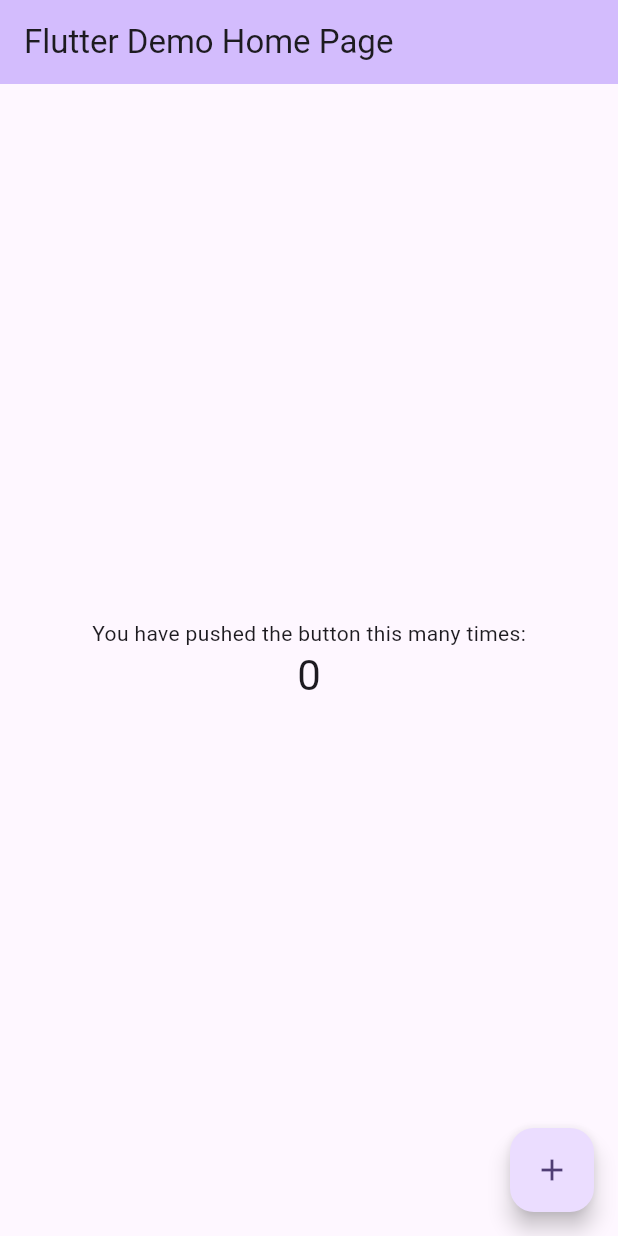
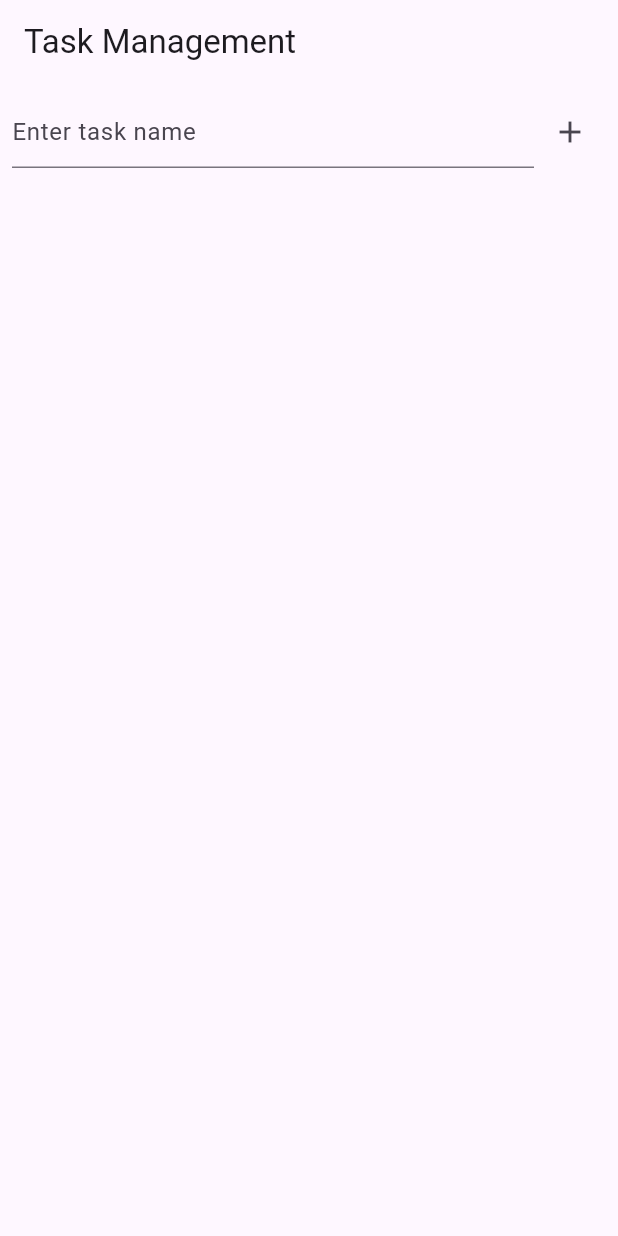
Before and after one commit to Raviteja582/flutter_crud_ops, a Flutter app: the screen it shows after launch, on a phone screen of 412 x 824 dp. Run offline on Flutter 3.47's test engine with Material 3 defaults, Android fonts, the phone set to English and light mode, and no system bars.

Commit message:
Implemented text field to add tasks

```diff
--- a/lib/main.dart
+++ b/lib/main.dart
@@ -7,119 +7,90 @@
 class MyApp extends StatelessWidget {
   const MyApp({super.key});
 
-  // This widget is the root of your application.
   @override
   Widget build(BuildContext context) {
-    return MaterialApp(
-      title: 'Flutter Demo',
-      theme: ThemeData(
-        // This is the theme of your application.
-        //
-        // TRY THIS: Try running your application with "flutter run". You'll see
-        // the application has a purple toolbar. Then, without quitting the app,
-        // try changing the seedColor in the colorScheme below to Colors.green
-        // and then invoke "hot reload" (save your changes or press the "hot
-        // reload" button in a Flutter-supported IDE, or press "r" if you used
-        // the command line to start the app).
-        //
-        // Notice that the counter didn't reset back to zero; the application
-        // state is not lost during the reload. To reset the state, use hot
-        // restart instead.
-        //
-        // This works for code too, not just values: Most code changes can be
-        // tested with just a hot reload.
-        colorScheme: ColorScheme.fromSeed(seedColor: Colors.deepPurple),
-        useMaterial3: true,
-      ),
-      home: const MyHomePage(title: 'Flutter Demo Home Page'),
+    return const MaterialApp(
+      home: TaskListScreen(),
     );
   }
 }
 
-class MyHomePage extends StatefulWidget {
-  const MyHomePage({super.key, required this.title});
+class Task {
+  String name;
+  bool isCompleted;
 
-  // This widget is the home page of your application. It is stateful, meaning
-  // that it has a State object (defined below) that contains fields that affect
-  // how it looks.
+  Task({required this.name, this.isCompleted = false});
+}
 
-  // This class is the configuration for the state. It holds the values (in this
-  // case the title) provided by the parent (in this case the App widget) and
-  // used by the build method of the State. Fields in a Widget subclass are
-  // always marked "final".
-
-  final String title;
+class TaskListScreen extends StatefulWidget {
+  const TaskListScreen({super.key});
 
   @override
-  State<MyHomePage> createState() => _MyHomePageState();
+  // ignore: library_private_types_in_public_api
+  _TaskListScreenState createState() => _TaskListScreenState();
 }
 
-class _MyHomePageState extends State<MyHomePage> {
-  int _counter = 0;
+class _TaskListScreenState extends State<TaskListScreen> {
+  final List<Task> _tasks = [];
+  final TextEditingController _controller = TextEditingController();
 
-  void _incrementCounter() {
+  void _addTask(String taskName) {
     setState(() {
-      // This call to setState tells the Flutter framework that something has
-      // changed in this State, which causes it to rerun the build method below
-      // so that the display can reflect the updated values. If we changed
-      // _counter without calling setState(), then the build method would not be
-      // called again, and so nothing would appear to happen.
-      _counter++;
+      _tasks.add(Task(name: taskName));
     });
+    _controller.clear();
   }
 
   @override
   Widget build(BuildContext context) {
-    // This method is rerun every time setState is called, for instance as done
-    // by the _incrementCounter method above.
-    //
-    // The Flutter framework has been optimized to make rerunning build methods
-    // fast, so that you can just rebuild anything that needs updating rather
-    // than having to individually change instances of widgets.
     return Scaffold(
       appBar: AppBar(
-        // TRY THIS: Try changing the color here to a specific color (to
-        // Colors.amber, perhaps?) and trigger a hot reload to see the AppBar
-        // change color while the other colors stay the same.
-        backgroundColor: Theme.of(context).colorScheme.inversePrimary,
-        // Here we take the value from the MyHomePage object that was created by
-        // the App.build method, and use it to set our appbar title.
-        title: Text(widget.title),
+        title: const Text('Task Management'),
       ),
-      body: Center(
-        // Center is a layout widget. It takes a single child and positions it
-        // in the middle of the parent.
-        child: Column(
-          // Column is also a layout widget. It takes a list of children and
-          // arranges them vertically. By default, it sizes itself to fit its
-          // children horizontally, and tries to be as tall as its parent.
-          //
-          // Column has various properties to control how it sizes itself and
-          // how it positions its children. Here we use mainAxisAlignment to
-          // center the children vertically; the main axis here is the vertical
-          // axis because Columns are vertical (the cross axis would be
-          // horizontal).
-          //
-          // TRY THIS: Invoke "debug painting" (choose the "Toggle Debug Paint"
-          // action in the IDE, or press "p" in the console), to see the
-          // wireframe for each widget.
-          mainAxisAlignment: MainAxisAlignment.center,
-          children: <Widget>[
-            const Text(
-              'You have pushed the button this many times:',
+      body: Column(
+        children: [
+          Padding(
+            padding: const EdgeInsets.all(8.0),
+            child: Row(
+              children: [
+                Expanded(
+                  child: TextField(
+                    controller: _controller,
+                    decoration: const InputDecoration(
+                      hintText: 'Enter task name',
+                    ),
+                  ),
+                ),
+                IconButton(
+                  onPressed: () {
+                    if (_controller.text.isNotEmpty) {
+                      _addTask(_controller.text);
+                    }
+                  },
+                  icon: const Icon(Icons.add),
+                ),
+              ],
             ),
-            Text(
-              '$_counter',
-              style: Theme.of(context).textTheme.headlineMedium,
+          ),
+          Expanded(
+            child: ListView.builder(
+              itemCount: _tasks.length,
+              itemBuilder: (context, index) {
+                return ListTile(
+                  title: Text(
+                    _tasks[index].name,
+                    style: TextStyle(
+                      decoration: _tasks[index].isCompleted
+                          ? TextDecoration.lineThrough
+                          : TextDecoration.none,
+                    ),
+                  ),
+                );
+              },
             ),
-          ],
-        ),
+          ),
+        ],
       ),
-      floatingActionButton: FloatingActionButton(
-        onPressed: _incrementCounter,
-        tooltip: 'Increment',
-        child: const Icon(Icons.add),
-      ), // This trailing comma makes auto-formatting nicer for build methods.
     );
   }
 }
```
